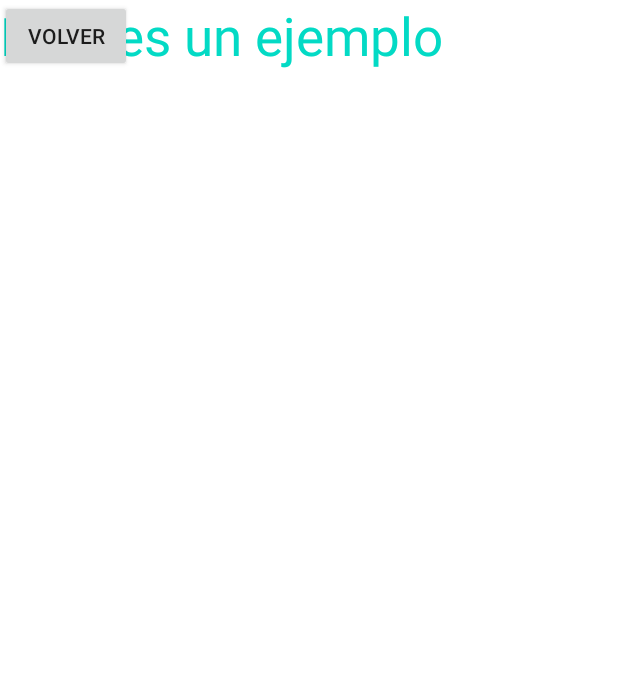
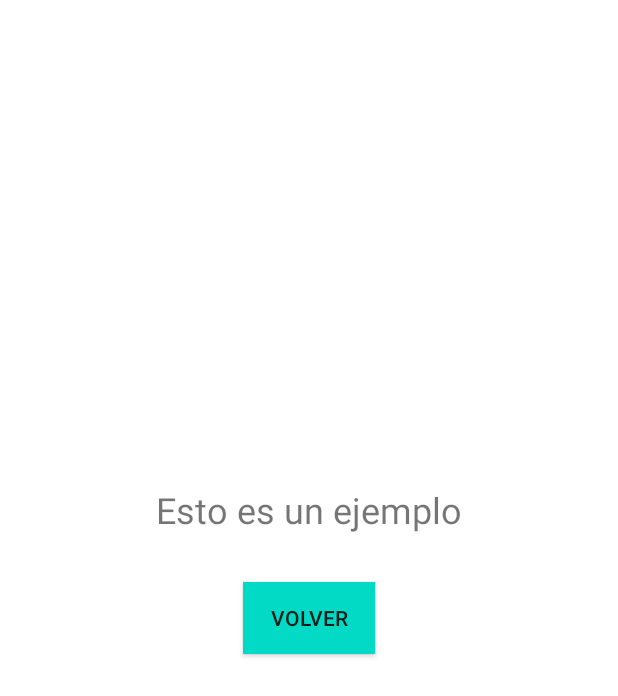
Before and after one commit to EduardoGomezdeJuana/PruebasAndroid, an Android app: the layout activity_result.xml on its own in the app's theme, with its tools: preview values and no code run, on a phone screen of 412 x 824 dp. Shown: the top 696 px of the screen. Run offline under Robolectric (Android 15) with nearby library versions, the phone set to English and light mode, and no system bars.

Commit message:
Ejemplo indent nueva librería ActivityResult

```diff
--- a/app/src/main/res/layout/activity_result.xml
+++ b/app/src/main/res/layout/activity_result.xml
@@ -1,33 +1,33 @@
 <?xml version="1.0" encoding="utf-8"?>
-<FrameLayout xmlns:android="http://schemas.android.com/apk/res/android"
+<androidx.constraintlayout.widget.ConstraintLayout xmlns:android="http://schemas.android.com/apk/res/android"
     xmlns:app="http://schemas.android.com/apk/res-auto"
     xmlns:tools="http://schemas.android.com/tools"
-    android:id="@+id/main"
     android:layout_width="match_parent"
     android:layout_height="match_parent"
-    tools:context=".firstapp.ResultActivity">
+    android:orientation="horizontal">
 
     <TextView
-        android:id="@+id/tvResult"
+        android:id="@+id/txtEnviado"
         android:layout_width="wrap_content"
         android:layout_height="wrap_content"
         tools:text="@string/hint_ejemplo"
-        android:textSize="35sp"
-        android:textColor="@color/teal_200"
-        app:layout_constraintBottom_toTopOf="@+id/btnReturn"
+        android:textSize="24sp"
+        android:layout_marginBottom="32dp"
+        app:layout_constraintBottom_toTopOf="@+id/btnVolver"
         app:layout_constraintEnd_toEndOf="parent"
-        app:layout_constraintStart_toStartOf="parent">
-    </TextView>
+        app:layout_constraintStart_toStartOf="parent" />
 
     <androidx.appcompat.widget.AppCompatButton
-        android:id="@+id/btnReturn"
+        android:id="@+id/btnVolver"
         android:layout_width="wrap_content"
         android:layout_height="wrap_content"
+        android:background="@color/teal_200"
         android:text="@string/volver"
         app:layout_constraintBottom_toBottomOf="parent"
         app:layout_constraintEnd_toEndOf="parent"
         app:layout_constraintStart_toStartOf="parent"
         app:layout_constraintTop_toTopOf="parent">
+
     </androidx.appcompat.widget.AppCompatButton>
 
-</FrameLayout>
+</androidx.constraintlayout.widget.ConstraintLayout>
```
Also changed, not shown: app/src/main/java/com/egomezdj/pruebasandroid/firstapp/FirstAppActivity.kt (+21 -8 lines), app/src/main/java/com/egomezdj/pruebasandroid/firstapp/ResultActivity.kt (+8 -7 lines), app/src/main/res/layout/activity_first_app.xml (+16 -7 lines), app/src/main/res/values/strings.xml (+6 -3 lines).
